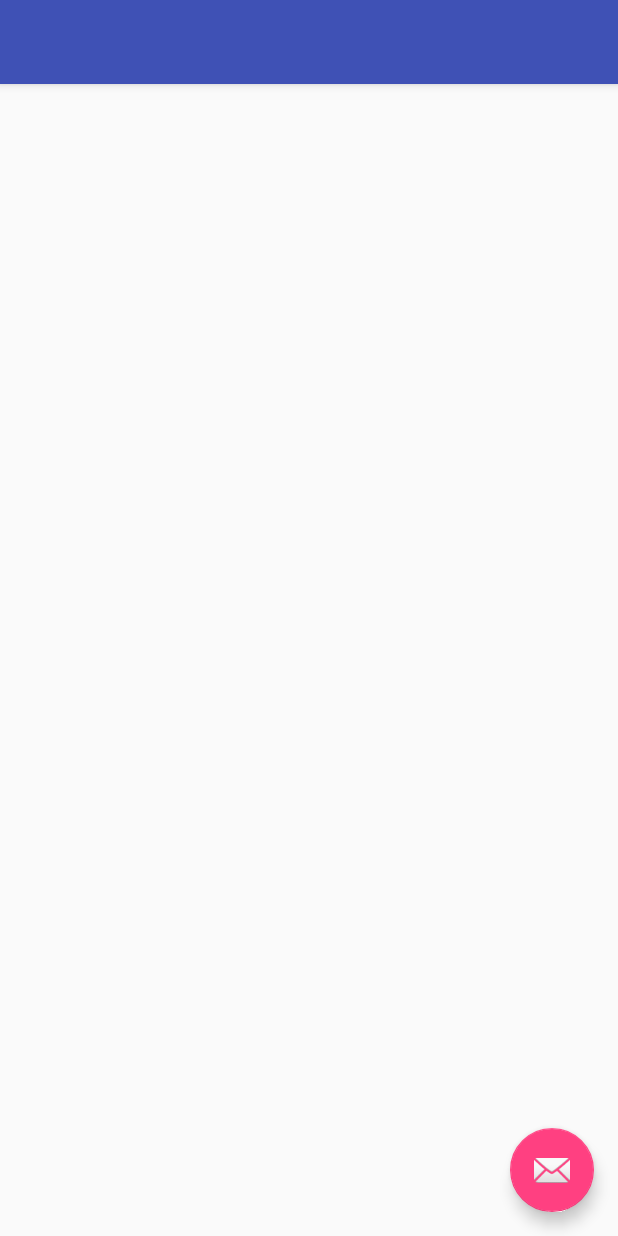
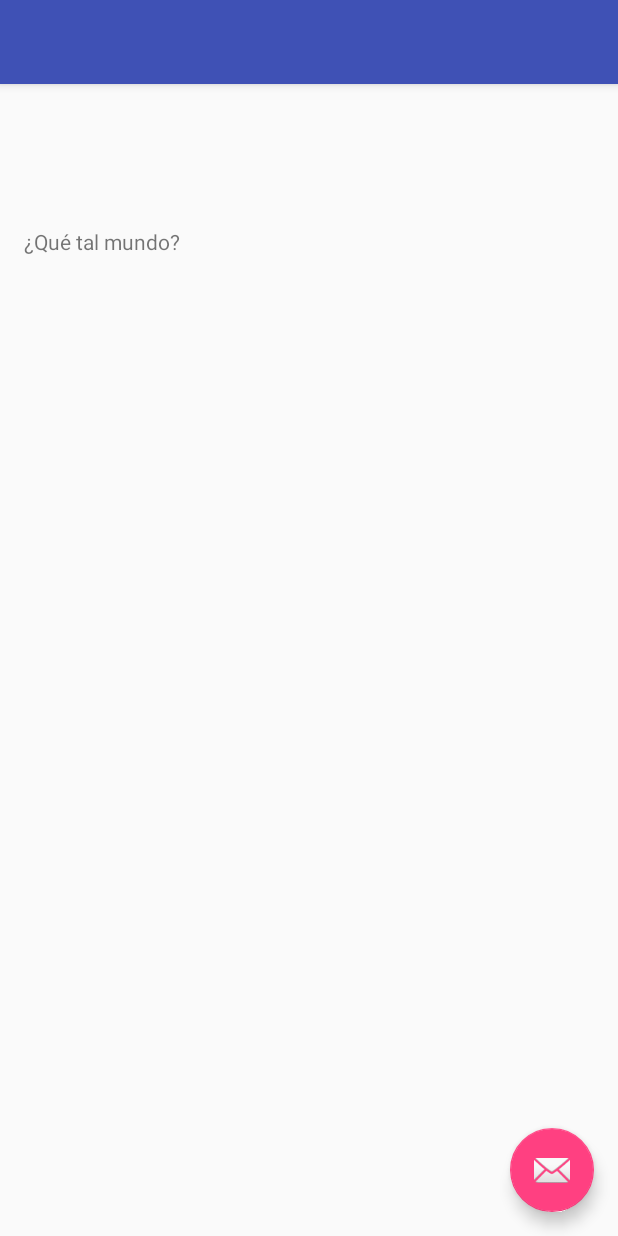
Before and after one commit to YasminLago/EjercicioIntentPMDM, an Android app: the screen it shows after launch (SecondActivity), after a tap on "HOLA MUNDO", on a phone screen of 412 x 824 dp. Run offline under Robolectric (Android 15) with nearby library versions, the phone set to English and light mode, and no system bars.

Commit message:
Recibido en SecondActivity

```diff
--- a/app/src/main/java/com/example/yasmin/intent/MainActivityFragment.java
+++ b/app/src/main/java/com/example/yasmin/intent/MainActivityFragment.java
@@ -36,12 +36,15 @@ public class MainActivityFragment extends Fragment {
                 if(getResources().getBoolean(R.bool.modoDosPantallas)){
                     //Toast toast = Toast.makeText(getActivity(),"Estoy en Landscape", Toast.LENGTH_SHORT);
                     //toast.show();
-                    Intent intentSecundario = new Intent(getActivity(),SecondActivityFragment.class);
+                    Intent intentSecundario = new Intent(getActivity(),SecondActivity.class);
                     intentSecundario.putExtra(FRASE, "¿Qué tal mundo?");
                     startActivity(intentSecundario);
 
                 }else {
-                    Intent intentPrincipal = new Intent(getActivity(), SecondActivity.class);
+                   // Intent intentPrincipal = new Intent(getActivity(), SecondActivity.class);
+                   // startActivity(intentPrincipal);
+                    Intent intentPrincipal = new Intent(getActivity(),SecondActivity.class);
+                    intentPrincipal.putExtra(FRASE, "¿Qué tal mundo?");
                     startActivity(intentPrincipal);
 
                 }
--- a/app/src/main/java/com/example/yasmin/intent/SecondActivityFragment.java
+++ b/app/src/main/java/com/example/yasmin/intent/SecondActivityFragment.java
@@ -24,9 +24,7 @@ public class SecondActivityFragment extends Fragment {
     @Override
     public View onCreateView(LayoutInflater inflater, ViewGroup container,
                              Bundle savedInstanceState) {
-
         fragmentoSecundario = inflater.inflate(R.layout.fragment_second, container, false);
-
 
 
         return fragmentoSecundario;
```
Also changed, not shown: app/src/main/java/com/example/yasmin/intent/SecondActivity.java (+5 -4 lines).
